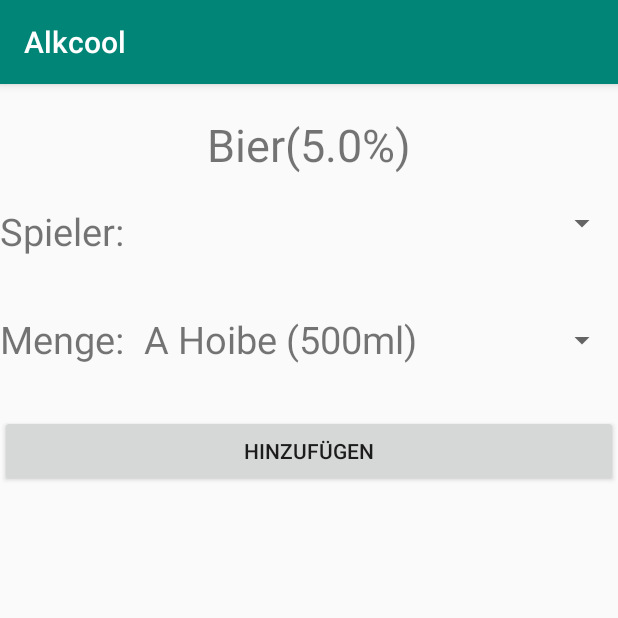
After one commit to DominikRettensteiner/Alkcool, an Android app: the AddDrinkActivity screen opened directly, with no data from a screen before it, on a phone screen of 412 x 824 dp, the top half of it. The commit adds this screen. Run offline under Robolectric (Android 15) with nearby library versions, the phone set to English and light mode, and no system bars; 1 statement that could not run was skipped.

Commit message:
Added all

```diff
--- /dev/null
+++ b/app/src/main/java/alkcool/sma/alkcool/AddDrinkActivity.java
@@ -0,0 +1,73 @@
+package alkcool.sma.alkcool;
+
+import android.content.Intent;
+import android.os.Bundle;
+import android.support.design.widget.FloatingActionButton;
+import android.support.design.widget.Snackbar;
+import android.support.v7.app.AppCompatActivity;
+import android.support.v7.widget.Toolbar;
+import android.view.View;
+import android.widget.ArrayAdapter;
+import android.widget.Button;
+import android.widget.Spinner;
+import android.widget.TextView;
+import android.widget.Toast;
+
+import java.util.ArrayList;
+import java.util.List;
+
+public class AddDrinkActivity extends AppCompatActivity {
+    private TextView AlkHeadline;
+    private Spinner playerDropDown;
+    private Spinner amountDropDown;
+    private Button SubmitButton;
+
+    private Alk alk;
+    private AlkList AllAlks = new AlkList();
+    private PlayerList AllPlayers = new PlayerList();
+    private AmountList AllAmounts = new AmountList();
+
+    @Override
+    protected void onCreate(Bundle savedInstanceState) {
+        super.onCreate(savedInstanceState);
+        setContentView(R.layout.activity_add_drink);
+        Toolbar toolbar = (Toolbar) findViewById(R.id.toolbar);
+        setSupportActionBar(toolbar);
+
+        Bundle bundle = getIntent().getExtras();
+        int index = bundle.getInt("index");
+
+        AlkHeadline = this.findViewById(R.id.AlkHeadLine);
+        playerDropDown = this.findViewById(R.id.playerDropDown);
+        amountDropDown = this.findViewById(R.id.amountDropDown);
+        SubmitButton = this.findViewById(R.id.submit);
+
+        alk = AllAlks.list.get(index);
+        AlkHeadline.setText(AllAlks.getString(index));
+
+        ArrayList<String> playerList = AllPlayers.getNameList();
+        ArrayAdapter<String> playerAdapter = new ArrayAdapter<String>(this,
+                R.layout.my_textview, playerList);
+        playerAdapter.setDropDownViewResource(android.R.layout.simple_spinner_dropdown_item);
+        playerDropDown.setAdapter(playerAdapter);
+
+        ArrayList<String> amountList = AllAmounts.getStringList();
+        ArrayAdapter<String> amountAdapter = new ArrayAdapter<String>(this,
+                R.layout.my_textview, amountList);
+        amountAdapter.setDropDownViewResource(android.R.layout.simple_spinner_dropdown_item);
+        amountDropDown.setAdapter(amountAdapter);
+
+        SubmitButton.setOnClickListener(new View.OnClickListener() {
+            public void onClick(View v) {
+                buttonClicked(v);
+            }
+        });
+    }
+
+    private void buttonClicked(View v){
+        String playerName = playerDropDown.getSelectedItem().toString();
+        String amountName = amountDropDown.getSelectedItem().toString();
+        int points = AllPlayers.addPoints(playerName, amountName, alk);
+        Toast.makeText(this, playerName + ": +"+points+" Punkte", Toast.LENGTH_LONG).show();
+    }
+}
--- a/app/src/main/java/alkcool/sma/alkcool/AlkList.java
+++ b/app/src/main/java/alkcool/sma/alkcool/AlkList.java
@@ -9,6 +9,7 @@ public class AlkList {
     public AlkList(){
         if(list.isEmpty()){
             list.add(new Alk("Bier", 5.0));
+            list.add(new Alk("Weizenbier", 6.0));
             list.add(new Alk("Wein", 12.0));
             list.add(new Alk("Spritzer", 6.0));
             list.add(new Alk("Most", 7));
@@ -18,6 +19,7 @@ public class AlkList {
             list.add(new Alk("Rum", 38));
             list.add(new Alk("Rum", 80));
             list.add(new Alk("Tequila", 38));
+            list.add(new Alk("Schnaps", 40));
         }
     }
 
--- a/app/src/main/java/alkcool/sma/alkcool/AmountList.java
+++ b/app/src/main/java/alkcool/sma/alkcool/AmountList.java
@@ -8,12 +8,12 @@ public class AmountList {
 
     public AmountList(){
         if(list.isEmpty()){
-            list.add(new Amount("A Hoibe", 500));
-            list.add(new Amount("A Seidl", 330));
-            list.add(new Amount("A Viertl", 250));
-            list.add(new Amount("A Achterl", 125));
-            list.add(new Amount("A Dopplts", 40));
-            list.add(new Amount("A Stamperl", 20));
+            list.add(new Amount("A Hoibe (500ml)", 500));
+            list.add(new Amount("A Seidl (330ml)", 330));
+            list.add(new Amount("A Viertl (250ml)", 250));
+            list.add(new Amount("A Achterl (125ml)", 125));
+            list.add(new Amount("A Dopplts (40ml)", 40));
+            list.add(new Amount("A Stamperl (20ml)", 20));
         }
     }
 
@@ -24,8 +24,17 @@ public class AmountList {
     public static ArrayList<String> getStringList(){
         ArrayList<String> newList = new ArrayList<String>();
         for(Amount a : list){
-            newList.add(a.AmountName+"("+a.milliliter+"ml)");
+            newList.add(a.AmountName);
         }
         return newList;
     }
+
+    public static Amount getByName(String name){
+        for(Amount a : list){
+            if(a.AmountName == name){
+                return a;
+            }
+        }
+        return null;
+    }
 }
--- a/app/src/main/java/alkcool/sma/alkcool/Player.java
+++ b/app/src/main/java/alkcool/sma/alkcool/Player.java
@@ -14,6 +14,6 @@ public class Player implements Comparable{
     @Override
     public int compareTo(Object o) {
         Player p = (Player)o;
-        return this.points - p.points;
+        return p.points - this.points;
     }
 }
--- /dev/null
+++ b/app/src/main/res/layout/activity_add_drink.xml
@@ -0,0 +1,25 @@
+<?xml version="1.0" encoding="utf-8"?>
+<android.support.design.widget.CoordinatorLayout xmlns:android="http://schemas.android.com/apk/res/android"
+    xmlns:app="http://schemas.android.com/apk/res-auto"
+    xmlns:tools="http://schemas.android.com/tools"
+    android:layout_width="match_parent"
+    android:layout_height="match_parent"
+    tools:context=".AddDrinkActivity">
+
+    <android.support.design.widget.AppBarLayout
+        android:layout_width="match_parent"
+        android:layout_height="wrap_content"
+        android:theme="@style/AppTheme.AppBarOverlay">
+
+        <android.support.v7.widget.Toolbar
+            android:id="@+id/toolbar"
+            android:layout_width="match_parent"
+            android:layout_height="?attr/actionBarSize"
+            android:background="?attr/colorPrimary"
+            app:popupTheme="@style/AppTheme.PopupOverlay" />
+
+    </android.support.design.widget.AppBarLayout>
+
+    <include layout="@layout/content_add_drink" />
+
+</android.support.design.widget.CoordinatorLayout>
--- a/app/src/main/res/layout/activity_main.xml
+++ b/app/src/main/res/layout/activity_main.xml
@@ -22,8 +22,7 @@
             android:layout_height="?attr/actionBarSize"
             android:layout_weight="1"
             android:background="?attr/colorPrimary"
-            app:popupTheme="@style/AppTheme.PopupOverlay"
-            app:layout_scrollFlags="scroll|enterAlways">
+            app:popupTheme="@style/AppTheme.PopupOverlay">
 
         </android.support.v7.widget.Toolbar>
 
--- /dev/null
+++ b/app/src/main/res/layout/content_add_drink.xml
@@ -0,0 +1,84 @@
+<?xml version="1.0" encoding="utf-8"?>
+<android.support.constraint.ConstraintLayout xmlns:android="http://schemas.android.com/apk/res/android"
+    xmlns:app="http://schemas.android.com/apk/res-auto"
+    xmlns:tools="http://schemas.android.com/tools"
+    android:layout_width="match_parent"
+    android:layout_height="match_parent"
+    app:layout_behavior="@string/appbar_scrolling_view_behavior"
+    tools:context=".AddDrinkActivity"
+    tools:showIn="@layout/activity_add_drink">
+
+
+    <LinearLayout
+        android:layout_width="match_parent"
+        android:layout_height="match_parent"
+        android:orientation="vertical"
+        android:weightSum="2"
+        tools:layout_editor_absoluteX="0dp"
+        tools:layout_editor_absoluteY="16dp"
+        tools:ignore="MissingConstraints">
+
+        <TextView
+            android:id="@+id/AlkHeadLine"
+            android:layout_width="match_parent"
+            android:layout_height="wrap_content"
+            android:text="TextView"
+            android:textAlignment="center"
+            android:layout_marginTop="20dp"
+            android:textSize="30dp" />
+
+        <LinearLayout
+            android:layout_width="match_parent"
+            android:layout_height="50dp"
+            android:layout_marginTop="20dp"
+            android:orientation="horizontal">
+
+            <TextView
+                android:id="@+id/playerText"
+                android:layout_width="191dp"
+                android:layout_height="wrap_content"
+                android:layout_weight="1"
+                android:text="Spieler:"
+                android:textSize="25dp" />
+
+            <Spinner
+                android:id="@+id/playerDropDown"
+                android:layout_width="match_parent"
+                android:layout_height="wrap_content"
+                android:layout_weight="1"
+                android:textSize="22sp"/>
+
+        </LinearLayout>
+
+        <LinearLayout
+            android:layout_width="match_parent"
+            android:layout_height="50dp"
+            android:layout_marginTop="20dp"
+            android:orientation="horizontal">
+
+            <TextView
+                android:id="@+id/amountText"
+                android:layout_width="191dp"
+                android:layout_height="wrap_content"
+                android:layout_weight="1"
+                android:text="Menge:"
+                android:textSize="25dp" />
+
+            <Spinner
+                android:id="@+id/amountDropDown"
+                android:layout_width="match_parent"
+                android:layout_height="wrap_content"
+                android:layout_weight="1"
+                android:textSize="22sp"/>
+
+        </LinearLayout>
+
+        <Button
+            android:id="@+id/submit"
+            android:layout_width="match_parent"
+            android:layout_height="wrap_content"
+            android:text="Hinzufügen"
+            android:layout_marginTop="20dp"/>
+
+    </LinearLayout>
+</android.support.constraint.ConstraintLayout>
--- /dev/null
+++ b/app/src/main/res/layout/my_textview.xml
@@ -0,0 +1,8 @@
+<?xml version="1.0" encoding="utf-8"?>
+<TextView xmlns:android="http://schemas.android.com/apk/res/android"
+    android:id="@android:id/text1"
+    android:paddingTop="2dip"
+    android:paddingBottom="3dip"
+    android:layout_width="fill_parent"
+    android:layout_height="wrap_content"
+    android:textSize="25dp" />
--- a/app/src/main/res/values/strings.xml
+++ b/app/src/main/res/values/strings.xml
@@ -7,4 +7,5 @@
 
     <!-- TODO: Remove or change this placeholder text -->
     <string name="hello_blank_fragment">Hello blank fragment</string>
+    <string name="title_activity_add_drink">Alkcool</string>
 </resources>
--- a/app/src/main/res/values/styles.xml
+++ b/app/src/main/res/values/styles.xml
@@ -7,11 +7,14 @@
         <item name="colorPrimaryDark">@color/colorPrimaryDark</item>
         <item name="colorAccent">@color/colorAccent</item>
     </style>
+
     <style name="AppTheme.NoActionBar">
         <item name="windowActionBar">false</item>
         <item name="windowNoTitle">true</item>
     </style>
+
     <style name="AppTheme.AppBarOverlay" parent="ThemeOverlay.AppCompat.Dark.ActionBar" />
+
     <style name="AppTheme.PopupOverlay" parent="ThemeOverlay.AppCompat.Light" />
 
 </resources>
```
Also changed, not shown: app/src/main/AndroidManifest.xml (+7 -3 lines), app/src/main/java/alkcool/sma/alkcool/AddDrinkFragment.java (deleted, +0 -45 lines), app/src/main/java/alkcool/sma/alkcool/AlkFragment.java (+8 -2 lines), app/src/main/java/alkcool/sma/alkcool/PlayerList.java (+13 -0 lines), app/src/main/java/alkcool/sma/alkcool/RankingFragment.java (+20 -3 lines), app/src/main/java/alkcool/sma/alkcool/UserFragment.java (+1 -14 lines), app/src/main/res/layout/fragment_adddrink.xml (deleted, +0 -16 lines).
